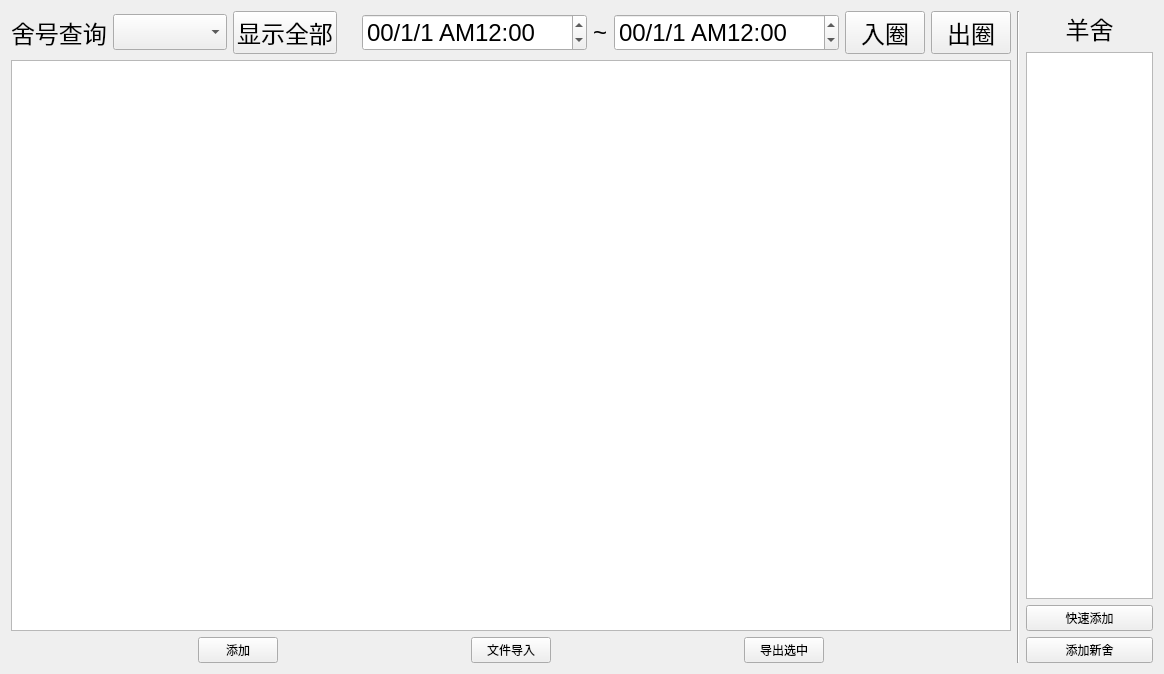
Qt form goatqueryform.ui (po-ppy/Goat) before a commit.
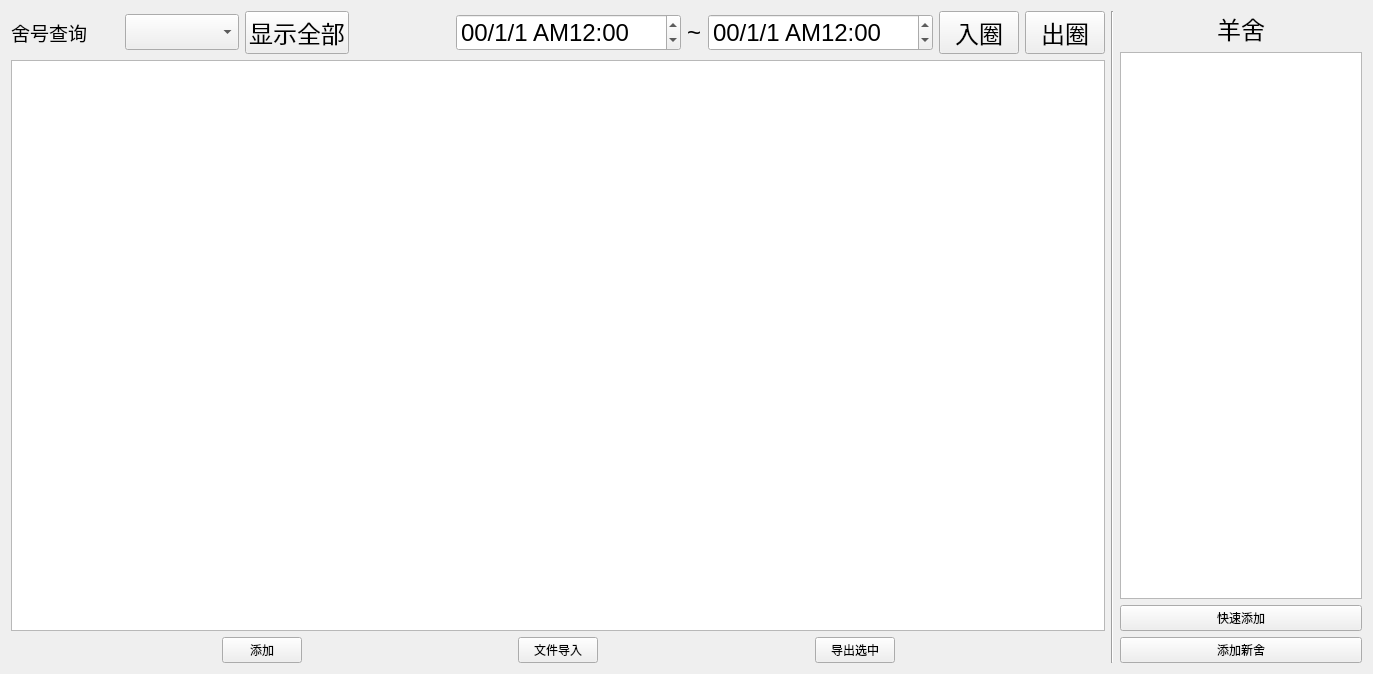
The same form after that commit.

What changed in the file:
```diff
--- a/goatqueryform.ui
+++ b/goatqueryform.ui
@@ -6,7 +6,7 @@
    <rect>
     <x>0</x>
     <y>0</y>
-    <width>1164</width>
+    <width>1373</width>
     <height>674</height>
    </rect>
   </property>
@@ -32,7 +32,8 @@
              </property>
              <property name="font">
               <font>
-               <pointsize>18</pointsize>
+               <family>Agency FB</family>
+               <pointsize>14</pointsize>
               </font>
              </property>
              <property name="text">
@@ -40,21 +41,6 @@
              </property>
             </widget>
            </item>
-           <item>
-            <widget class="QComboBox" name="comboBox">
-             <property name="maximumSize">
-              <size>
-               <width>200</width>
-               <height>16777215</height>
-              </size>
-             </property>
-             <property name="font">
-              <font>
-               <pointsize>18</pointsize>
-              </font>
-             </property>
-            </widget>
-           </item>
            <item>
             <spacer name="horizontalSpacer_2">
              <property name="orientation">
@@ -68,6 +54,21 @@
              </property>
             </spacer>
            </item>
+           <item>
+            <widget class="QComboBox" name="comboBox">
+             <property name="maximumSize">
+              <size>
+               <width>200</width>
+               <height>16777215</height>
+              </size>
+             </property>
+             <property name="font">
+              <font>
+               <pointsize>18</pointsize>
+              </font>
+             </property>
+            </widget>
+           </item>
            <item>
             <widget class="QPushButton" name="pushButton_2">
              <property name="font">
@@ -300,6 +301,12 @@
       <layout class="QVBoxLayout" name="verticalLayout_2">
        <item>
         <widget class="QLabel" name="label_3">
+         <property name="maximumSize">
+          <size>
+           <width>300</width>
+           <height>16777215</height>
+          </size>
+         </property>
          <property name="font">
           <font>
            <pointsize>18</pointsize>
@@ -318,6 +325,12 @@
        </item>
        <item>
         <widget class="QTableView" name="houseIdTableView">
+         <property name="maximumSize">
+          <size>
+           <width>300</width>
+           <height>16777215</height>
+          </size>
+         </property>
          <property name="contextMenuPolicy">
           <enum>Qt::CustomContextMenu</enum>
          </property>
@@ -334,6 +347,12 @@
        </item>
        <item>
         <widget class="QPushButton" name="pushButton_4">
+         <property name="maximumSize">
+          <size>
+           <width>300</width>
+           <height>16777215</height>
+          </size>
+         </property>
          <property name="text">
           <string>快速添加</string>
          </property>
@@ -341,6 +360,12 @@
        </item>
        <item>
         <widget class="QPushButton" name="addNewHosueButton">
+         <property name="maximumSize">
+          <size>
+           <width>300</width>
+           <height>16777215</height>
+          </size>
+         </property>
          <property name="text">
           <string>添加新舍</string>
          </property>
```
